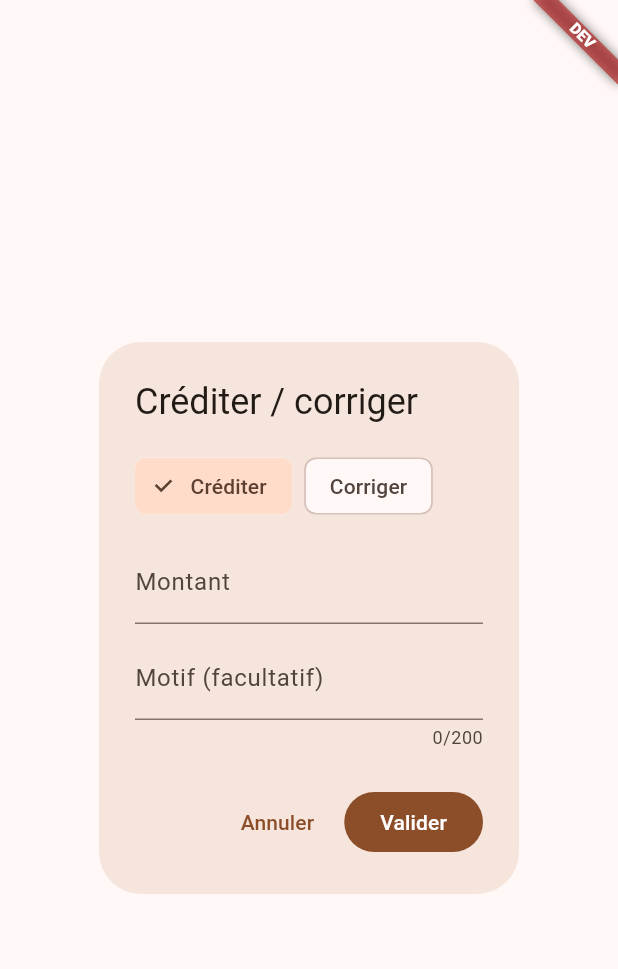
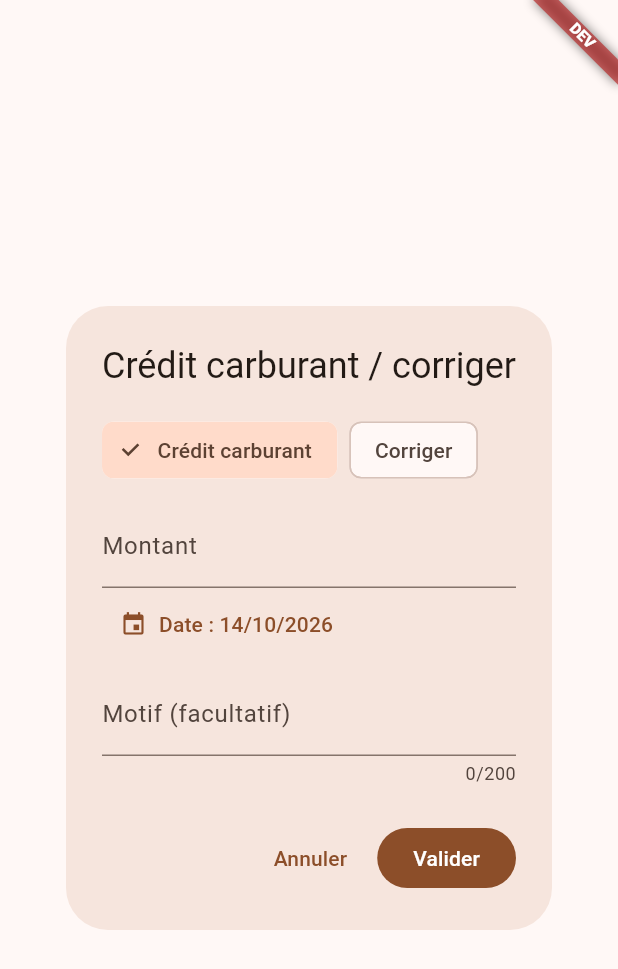
Before and after one commit to MayoFaro/UlmGap, a Flutter app: the CreditDialog widget shown alone on an empty page, opened directly with empty values, on a phone screen of 412 x 824 dp. Shown: the top 969 px of the screen. Run offline on Flutter 3.47's test engine with Material 3 defaults, Android fonts, the phone set to English and light mode, and no system bars; our stand-ins replace cloud_firestore, cloud_functions, firebase_auth, firebase_core, firebase_messaging, web; missing offline and left inert: dart:js_interop; accounts and stored records are empty.

Commit message:
feat(app): fuel credit with date in Pilotes; balance correction hidden after migration
Co-Authored-By: Claude Sonnet 5.5 <noreply@anthropic.com>

```diff
--- a/lib/features/instructors/credit_dialog.dart
+++ b/lib/features/instructors/credit_dialog.dart
@@ -1,12 +1,15 @@
-// Dialogue « Créditer / corriger » (écran Pilotes) : crédit (montant
-// positif, motif facultatif) ou correction (nouveau solde, pré-rempli avec
+// Dialogue « Crédit carburant / corriger » (écran Pilotes) : crédit carburant
+// (montant positif, date de versement, motif facultatif) ou correction (nouveau solde, pré-rempli avec
 // le solde actuel, motif obligatoire ; révision du 2026-10-01), sans plafond (décision utilisateur : pas de plafond sur les
 // versements, ni sur les corrections pour pouvoir annuler un versement
-// erroné en une seule fois). Appelle l'API lui-même et affiche le nouveau
+// erroné en une seule fois). La puce « Corriger » n'existe que pendant la
+// reprise de la caisse (masquée une fois la reprise clôturée). Appelle l'API lui-même et affiche le nouveau
 // solde par SnackBar une fois le dialogue refermé.
 import 'package:flutter/material.dart';
 
+import '../../core/formats.dart';
 import '../../core/money.dart';
+import '../../data/cash_movement.dart';
 import '../../data/flight_api.dart' show FlightFailure;
 import '../../data/services.dart';
 
@@ -29,6 +32,8 @@ class _CreditDialogState extends State<CreditDialog> {
   final _reason = TextEditingController();
   String? _error;
   bool _submitting = false;
+  bool _migrationClosed = false;
+  DateTime _date = dayOf(DateTime.now());
 
   @override
   void dispose() {
@@ -37,10 +42,20 @@ class _CreditDialogState extends State<CreditDialog> {
     super.dispose();
   }
 
+  Future<void> _pickDate() async {
+    final picked = await showDatePicker(
+        context: context,
+        initialDate: _date,
+        firstDate: DateTime(2020),
+        lastDate: dayOf(DateTime.now()));
+    if (picked != null) setState(() => _date = picked);
+  }
+
   Future<void> _submit() async {
+    final mode = _migrationClosed ? _Mode.credit : _mode;
     final amount = parseAmount(_amount.text);
     final reason = _reason.text.trim();
-    if (_mode == _Mode.credit) {
+    if (mode == _Mode.credit) {
       if (amount == null || amount <= 0) {
         setState(() => _error = 'Montant invalide (positif).');
         return;
@@ -66,8 +81,9 @@ class _CreditDialogState extends State<CreditDialog> {
       _submitting = true;
     });
     try {
-      final balance = _mode == _Mode.credit
-          ? await finance.credit(widget.uid, amount, reason.isEmpty ? null : reason)
+      final balance = mode == _Mode.credit
+          ? await finance.credit(widget.uid, amount, reason.isEmpty ? null : reason,
+              date: _date)
           : await finance.correct(widget.uid, amount, reason);
       if (!mounted) return;
       Navigator.pop(context);
@@ -88,8 +104,21 @@ class _CreditDialogState extends State<CreditDialog> {
 
   @override
   Widget build(BuildContext context) {
+    final cashbox =
+        AppServices.of(context).cash?.watchCashbox() ?? Stream.value(Cashbox.empty);
+    return StreamBuilder<Cashbox>(
+      stream: cashbox,
+      builder: (context, snap) {
+        _migrationClosed = snap.data?.migrationClosed ?? false;
+        return _dialog(context);
+      },
+    );
+  }
+
+  Widget _dialog(BuildContext context) {
+    final mode = _migrationClosed ? _Mode.credit : _mode;
     return AlertDialog(
-      title: const Text('Créditer / corriger'),
+      title: const Text('Crédit carburant / corriger'),
       content: SingleChildScrollView(
         child: Column(
           mainAxisSize: MainAxisSize.min,
@@ -97,16 +126,17 @@ class _CreditDialogState extends State<CreditDialog> {
           children: [
             Wrap(spacing: 8, children: [
               ChoiceChip(
-                label: const Text('Créditer'),
-                selected: _mode == _Mode.credit,
+                label: const Text('Crédit carburant'),
+                selected: mode == _Mode.credit,
                 onSelected: (_) => setState(() {
                   _mode = _Mode.credit;
                   _amount.clear();
                 }),
               ),
-              ChoiceChip(
+              if (!_migrationClosed)
+                ChoiceChip(
                 label: const Text('Corriger'),
-                selected: _mode == _Mode.correction,
+                selected: mode == _Mode.correction,
                 onSelected: (_) => setState(() {
                   _mode = _Mode.correction;
                   _amount.text = formatAmountInput(widget.balance);
@@ -114,7 +144,7 @@ class _CreditDialogState extends State<CreditDialog> {
               ),
             ]),
             const SizedBox(height: 12),
-            if (_mode == _Mode.correction)
+            if (mode == _Mode.correction)
               Text('Solde actuel : ${formatFcfa(widget.balance)}'),
             TextField(
               key: const Key('credit-amount'),
@@ -122,9 +152,16 @@ class _CreditDialogState extends State<CreditDialog> {
               keyboardType: const TextInputType.numberWithOptions(signed: true),
               inputFormatters: const [AmountInputFormatter()],
               decoration: InputDecoration(
-                labelText: _mode == _Mode.credit ? 'Montant' : 'Nouveau solde',
+                labelText: mode == _Mode.credit ? 'Montant' : 'Nouveau solde',
               ),
             ),
+            if (mode == _Mode.credit)
+              TextButton.icon(
+                key: const Key('credit-date'),
+                icon: const Icon(Icons.event),
+                label: Text('Date : ${formatShortDate(_date)}'),
+                onPressed: _pickDate,
+              ),
             const SizedBox(height: 8),
             TextField(
               key: const Key('credit-reason'),
@@ -132,7 +169,7 @@ class _CreditDialogState extends State<CreditDialog> {
               maxLength: 200,
               decoration: InputDecoration(
                 labelText:
-                    _mode == _Mode.correction ? 'Motif (obligatoire)' : 'Motif (facultatif)',
+                    mode == _Mode.correction ? 'Motif (obligatoire)' : 'Motif (facultatif)',
               ),
             ),
             if (_error != null)
--- a/lib/features/instructors/instructors_screen.dart
+++ b/lib/features/instructors/instructors_screen.dart
@@ -1,5 +1,5 @@
 // Écran « Instructeurs » (instructeurs et admins) : liste des comptes avec
-// leur solde ; un appui ouvre l'historique du compte et « Créditer / corriger ».
+// leur solde ; un appui ouvre l'historique du compte et « Crédit carburant / corriger ».
 import 'package:flutter/material.dart';
 
 import '../../core/profiles.dart';
@@ -52,7 +52,7 @@ class InstructorsScreen extends StatelessWidget {
                     // « Pilotes ») ; le serveur refuse le crédit à tout autre.
                     IconButton(
                       key: Key('credit-${a.uid}'),
-                      tooltip: 'Créditer',
+                      tooltip: 'Crédit carburant',
                       icon: const Icon(Icons.payments),
                       onPressed: () => showDialog<void>(
                         context: context,
@@ -72,7 +72,7 @@ class InstructorsScreen extends StatelessWidget {
   }
 }
 
-/// Historique d'un compte et bouton « Créditer / corriger », ouverts depuis
+/// Historique d'un compte et bouton « Crédit carburant / corriger », ouverts depuis
 /// la liste ci-dessus.
 class _AccountDetailScreen extends StatelessWidget {
   const _AccountDetailScreen({required this.account, this.me});
@@ -121,7 +121,7 @@ class _AccountDetailScreen extends StatelessWidget {
           ),
           floatingActionButton: FloatingActionButton.extended(
             icon: const Icon(Icons.payments),
-            label: const Text('Créditer / corriger'),
+            label: const Text('Crédit carburant / corriger'),
             onPressed: () => showDialog<void>(
               context: context,
               builder: (_) => CreditDialog(uid: current.uid, balance: current.balance),
```
Also changed, not shown: 1 other file.
